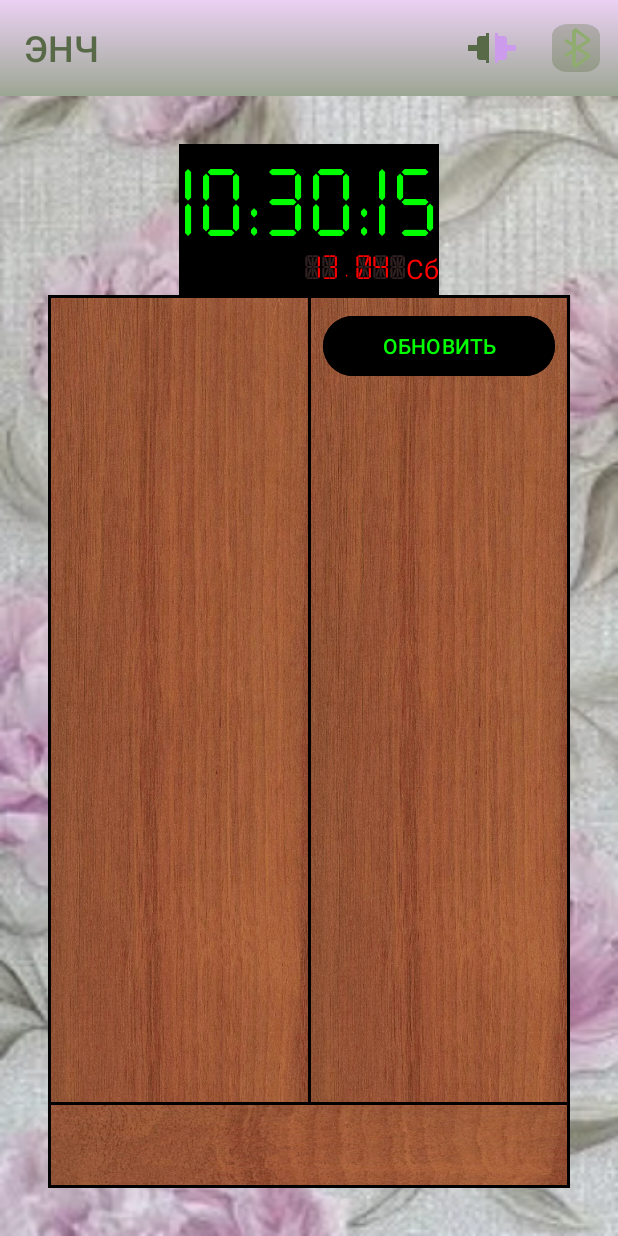
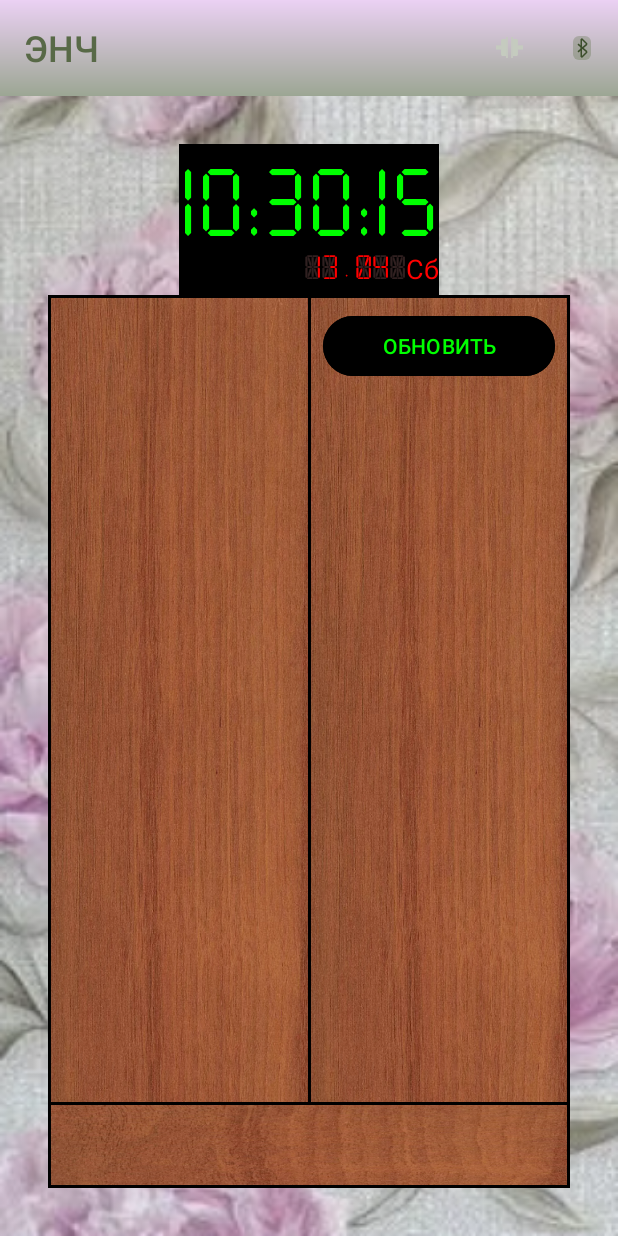
Before and after one commit to profitsw2000/WallWatch, an Android app: the fragment UpdateTimeFragment shown on its own in the app's theme, on a phone screen of 412 x 824 dp. Run offline under Robolectric (Android 15) with nearby library versions, the phone set to English and light mode, and no system bars.

Commit message:
Сделана обработка нажатия кнопки подключиться в меню на главном экране.

```diff
--- a/core/src/main/res/drawable/bt_off.xml
+++ b/core/src/main/res/drawable/bt_off.xml
@@ -1,36 +1,36 @@
 <vector xmlns:android="http://schemas.android.com/apk/res/android"
-    android:width="32dp"
-    android:height="32dp"
+    android:width="12dp"
+    android:height="16dp"
     android:viewportWidth="12"
     android:viewportHeight="16">
-  <path
-      android:strokeWidth="1"
-      android:pathData="M3.329,5.374L9.329,10.624"
-      android:fillColor="#00000000"
-      android:strokeColor="#ABC68F"/>
-  <path
-      android:strokeWidth="1"
-      android:pathData="M9.354,10.604L5.604,14.354"
-      android:fillColor="#00000000"
-      android:strokeColor="#ABC68F"/>
-  <path
-      android:strokeWidth="1"
-      android:pathData="M5.5,14L5.5,2"
-      android:fillColor="#00000000"
-      android:strokeColor="#ABC68F"/>
-  <path
-      android:strokeWidth="1"
-      android:pathData="M5.604,1.646L9.354,5.396"
-      android:fillColor="#00000000"
-      android:strokeColor="#ABC68F"/>
-  <path
-      android:strokeWidth="1"
-      android:pathData="M9.329,5.376L3.329,10.626"
-      android:fillColor="#00000000"
-      android:strokeColor="#ABC68F"/>
   <path
       android:pathData="M4,0L8,0A4,4 0,0 1,12 4L12,12A4,4 0,0 1,8 16L4,16A4,4 0,0 1,0 12L0,4A4,4 0,0 1,4 0z"
       android:strokeAlpha="0.21"
       android:fillColor="#274803"
       android:fillAlpha="0.21"/>
+  <path
+      android:strokeWidth="1"
+      android:pathData="M3.329,5.374L9.329,10.624"
+      android:fillColor="#00000000"
+      android:strokeColor="#3C4E2B"/>
+  <path
+      android:strokeWidth="1"
+      android:pathData="M9.354,10.604L5.604,14.354"
+      android:fillColor="#00000000"
+      android:strokeColor="#3C4E2B"/>
+  <path
+      android:strokeWidth="1"
+      android:pathData="M5.5,14L5.5,2"
+      android:fillColor="#00000000"
+      android:strokeColor="#3C4E2B"/>
+  <path
+      android:strokeWidth="1"
+      android:pathData="M5.604,1.646L9.354,5.396"
+      android:fillColor="#00000000"
+      android:strokeColor="#3C4E2B"/>
+  <path
+      android:strokeWidth="1"
+      android:pathData="M9.329,5.376L3.329,10.626"
+      android:fillColor="#00000000"
+      android:strokeColor="#3C4E2B"/>
 </vector>
--- a/core/src/main/res/drawable/connected.xml
+++ /dev/null
@@ -1,24 +0,0 @@
-<vector xmlns:android="http://schemas.android.com/apk/res/android"
-    android:width="32dp"
-    android:height="20dp"
-    android:viewportWidth="16"
-    android:viewportHeight="10">
-  <path
-      android:pathData="M3.428,2C3.428,1.448 3.876,1 4.428,1H6.857V9H4.428C3.876,9 3.428,8.552 3.428,8V2Z"
-      android:fillColor="#586947"/>
-  <path
-      android:pathData="M6.857,0h1.143v10h-1.143z"
-      android:fillColor="#586947"/>
-  <path
-      android:pathData="M9.143,1H11.571C12.124,1 12.571,1.448 12.571,2V8C12.571,8.552 12.124,9 11.571,9H9.143V1Z"
-      android:fillColor="#CC9BEC"/>
-  <path
-      android:pathData="M8,0h1.143v10h-1.143z"
-      android:fillColor="#CC9BEC"/>
-  <path
-      android:pathData="M0,4h3.429v2h-3.429z"
-      android:fillColor="#586947"/>
-  <path
-      android:pathData="M12.571,4h3.429v2h-3.429z"
-      android:fillColor="#CC9BEC"/>
-</vector>
--- /dev/null
+++ b/core/src/main/res/drawable/icon_connected.xml
@@ -0,0 +1,24 @@
+<vector xmlns:android="http://schemas.android.com/apk/res/android"
+    android:width="18dp"
+    android:height="14dp"
+    android:viewportWidth="18"
+    android:viewportHeight="14">
+  <path
+      android:pathData="M3.857,2.4C3.857,1.848 4.305,1.4 4.857,1.4H7.714V12.6H4.857C4.305,12.6 3.857,12.152 3.857,11.6V2.4Z"
+      android:fillColor="#586947"/>
+  <path
+      android:pathData="M7.714,0h1.286v14h-1.286z"
+      android:fillColor="#586947"/>
+  <path
+      android:pathData="M10.286,1.4H13.143C13.695,1.4 14.143,1.848 14.143,2.4V11.6C14.143,12.152 13.695,12.6 13.143,12.6H10.286V1.4Z"
+      android:fillColor="#CC9BEC"/>
+  <path
+      android:pathData="M9,0h1.286v14h-1.286z"
+      android:fillColor="#CC9BEC"/>
+  <path
+      android:pathData="M0,5.6h3.857v2.8h-3.857z"
+      android:fillColor="#586947"/>
+  <path
+      android:pathData="M14.143,5.6h3.857v2.8h-3.857z"
+      android:fillColor="#CC9BEC"/>
+</vector>
--- /dev/null
+++ b/core/src/main/res/drawable/icon_connecting.xml
@@ -0,0 +1,36 @@
+<vector xmlns:android="http://schemas.android.com/apk/res/android"
+    android:width="18dp"
+    android:height="14dp"
+    android:viewportWidth="18"
+    android:viewportHeight="14">
+  <path
+      android:pathData="M3.375,2.4C3.375,1.848 3.823,1.4 4.375,1.4H6.75V12.6H4.375C3.823,12.6 3.375,12.152 3.375,11.6V2.4Z"
+      android:fillColor="#C5CBBF"/>
+  <path
+      android:pathData="M6.75,0h1.125v14h-1.125z"
+      android:fillColor="#C5CBBF"/>
+  <path
+      android:pathData="M11.25,1.4H13.625C14.177,1.4 14.625,1.848 14.625,2.4V11.6C14.625,12.152 14.177,12.6 13.625,12.6H11.25V1.4Z"
+      android:fillColor="#C5CBBF"/>
+  <path
+      android:pathData="M10.125,0h1.125v14h-1.125z"
+      android:fillColor="#C5CBBF"/>
+  <path
+      android:pathData="M0,5.6h3.375v2.8h-3.375z"
+      android:fillColor="#C5CBBF"/>
+  <path
+      android:pathData="M14.625,5.6h3.375v2.8h-3.375z"
+      android:fillColor="#C5CBBF"/>
+  <path
+      android:pathData="M6.75,4.2h5.625v1.4h-5.625z"
+      android:fillColor="#CC9BEC"/>
+  <path
+      android:pathData="M3.375,4.9L6.75,3.081V6.719L3.375,4.9Z"
+      android:fillColor="#CC9BEC"/>
+  <path
+      android:pathData="M11.25,9.8l-5.625,-0l-0,-1.4l5.625,-0z"
+      android:fillColor="#586947"/>
+  <path
+      android:pathData="M14.625,9.1L11.25,10.919V7.281L14.625,9.1Z"
+      android:fillColor="#586947"/>
+</vector>
--- /dev/null
+++ b/core/src/main/res/drawable/icon_disonnected.xml
@@ -0,0 +1,24 @@
+<vector xmlns:android="http://schemas.android.com/apk/res/android"
+    android:width="18dp"
+    android:height="14dp"
+    android:viewportWidth="18"
+    android:viewportHeight="14">
+  <path
+      android:pathData="M3.375,2.4C3.375,1.848 3.823,1.4 4.375,1.4H6.75V12.6H4.375C3.823,12.6 3.375,12.152 3.375,11.6V2.4Z"
+      android:fillColor="#C5CBBF"/>
+  <path
+      android:pathData="M6.75,0h1.125v14h-1.125z"
+      android:fillColor="#C5CBBF"/>
+  <path
+      android:pathData="M11.25,1.4H13.625C14.177,1.4 14.625,1.848 14.625,2.4V11.6C14.625,12.152 14.177,12.6 13.625,12.6H11.25V1.4Z"
+      android:fillColor="#C5CBBF"/>
+  <path
+      android:pathData="M10.125,0h1.125v14h-1.125z"
+      android:fillColor="#C5CBBF"/>
+  <path
+      android:pathData="M0,5.6h3.375v2.8h-3.375z"
+      android:fillColor="#C5CBBF"/>
+  <path
+      android:pathData="M14.625,5.6h3.375v2.8h-3.375z"
+      android:fillColor="#C5CBBF"/>
+</vector>
--- /dev/null
+++ b/core/src/main/res/drawable/icon_failed.xml
@@ -0,0 +1,31 @@
+<vector xmlns:android="http://schemas.android.com/apk/res/android"
+    android:width="18dp"
+    android:height="14dp"
+    android:viewportWidth="18"
+    android:viewportHeight="14">
+  <path
+      android:pathData="M3.375,2.4C3.375,1.848 3.823,1.4 4.375,1.4H6.75V12.6H4.375C3.823,12.6 3.375,12.152 3.375,11.6V2.4Z"
+      android:fillColor="#C5CBBF"/>
+  <path
+      android:pathData="M6.75,0h1.125v14h-1.125z"
+      android:fillColor="#C5CBBF"/>
+  <path
+      android:pathData="M11.25,1.4H13.625C14.177,1.4 14.625,1.848 14.625,2.4V11.6C14.625,12.152 14.177,12.6 13.625,12.6H11.25V1.4Z"
+      android:fillColor="#C5CBBF"/>
+  <path
+      android:pathData="M10.125,0h1.125v14h-1.125z"
+      android:fillColor="#C5CBBF"/>
+  <path
+      android:pathData="M0,5.6h3.375v2.8h-3.375z"
+      android:fillColor="#C5CBBF"/>
+  <path
+      android:pathData="M14.625,5.6h3.375v2.8h-3.375z"
+      android:fillColor="#C5CBBF"/>
+  <path
+      android:pathData="M9,10C10.657,10 12,8.657 12,7C12,5.343 10.657,4 9,4C7.343,4 6,5.343 6,7C6,8.657 7.343,10 9,10ZM9,9.25C10.243,9.25 11.25,8.243 11.25,7C11.25,5.757 10.243,4.75 9,4.75C7.757,4.75 6.75,5.757 6.75,7C6.75,8.243 7.757,9.25 9,9.25Z"
+      android:fillColor="#FF0000"
+      android:fillType="evenOdd"/>
+  <path
+      android:pathData="M7,8.712l3.712,-3.712l0.53,0.53l-3.712,3.712z"
+      android:fillColor="#FF0000"/>
+</vector>
--- a/core/src/main/res/drawable/unconnected.xml
+++ /dev/null
@@ -1,24 +0,0 @@
-<vector xmlns:android="http://schemas.android.com/apk/res/android"
-    android:width="32dp"
-    android:height="20dp"
-    android:viewportWidth="16"
-    android:viewportHeight="10">
-  <path
-      android:pathData="M3,2C3,1.448 3.448,1 4,1H6V9H4C3.448,9 3,8.552 3,8V2Z"
-      android:fillColor="#586947"/>
-  <path
-      android:pathData="M6,0h1v10h-1z"
-      android:fillColor="#586947"/>
-  <path
-      android:pathData="M10,1H12C12.552,1 13,1.448 13,2V8C13,8.552 12.552,9 12,9H10V1Z"
-      android:fillColor="#CC9BEC"/>
-  <path
-      android:pathData="M9,0h1v10h-1z"
-      android:fillColor="#CC9BEC"/>
-  <path
-      android:pathData="M0,4h3v2h-3z"
-      android:fillColor="#586947"/>
-  <path
-      android:pathData="M13,4h3v2h-3z"
-      android:fillColor="#CC9BEC"/>
-</vector>
--- a/data/src/main/java/ru/profitsw2000/data/data/BluetoothRepositoryImpl.kt
+++ b/data/src/main/java/ru/profitsw2000/data/data/BluetoothRepositoryImpl.kt
@@ -4,31 +4,53 @@ import android.annotation.SuppressLint
 import android.bluetooth.BluetoothAdapter
 import android.bluetooth.BluetoothDevice
 import android.bluetooth.BluetoothManager
+import android.bluetooth.BluetoothSocket
 import android.content.Context
 import android.content.IntentFilter
+import kotlinx.coroutines.CoroutineScope
+import kotlinx.coroutines.Deferred
+import kotlinx.coroutines.Dispatchers
+import kotlinx.coroutines.SupervisorJob
+import kotlinx.coroutines.async
 import kotlinx.coroutines.flow.MutableStateFlow
 import kotlinx.coroutines.flow.StateFlow
 import ru.profitsw2000.core.utils.bluetoothbroadcastreceiver.BluetoothStateBroadcastReceiver
 import ru.profitsw2000.core.utils.bluetoothbroadcastreceiver.OnBluetoothStateListener
 import ru.profitsw2000.data.domain.BluetoothRepository
+import ru.profitsw2000.data.model.BluetoothConnectionStatus
+import java.io.IOException
+import java.util.UUID
 
 class BluetoothRepositoryImpl(
     private val context: Context
 ) : BluetoothRepository, OnBluetoothStateListener {
 
+    private val MY_UUID = UUID.fromString("00001101-0000-1000-8000-00805F9B34FB")
+    private val coroutineScope = CoroutineScope(Dispatchers.Main + SupervisorJob())
+    private lateinit var bluetoothDevice: BluetoothDevice
+    private lateinit var bluetoothSocket: BluetoothSocket
+
     private val bluetoothManager: BluetoothManager by lazy {
         context.getSystemService(BluetoothManager::class.java)
     }
+
     private val bluetoothAdapter: BluetoothAdapter by lazy {
         bluetoothManager.adapter
     }
+
     private val mutableBluetoothEnabledData = MutableStateFlow(false)
     override val bluetoothIsEnabledData: StateFlow<Boolean>
         get() = mutableBluetoothEnabledData
+
     override val bluetoothStateBroadcastReceiver = BluetoothStateBroadcastReceiver(this)
+
     private val bluetoothPairedDevicesMutableStringList = MutableStateFlow<List<String>>(listOf())
     override val bluetoothPairedDevicesStringList: StateFlow<List<String>>
         get() = bluetoothPairedDevicesMutableStringList
+
+    private val bluetoothPairedDevicesMutableList = MutableStateFlow<List<BluetoothDevice>>(listOf())
+    override val bluetoothPairedDevicesList: StateFlow<List<BluetoothDevice>>
+        get() = bluetoothPairedDevicesMutableList
 
     override fun initBluetooth() {
             mutableBluetoothEnabledData.value = bluetoothAdapter.isEnabled
@@ -38,10 +60,46 @@ class BluetoothRepositoryImpl(
     override fun getPairedDevicesStringList() {
         val pairedDevices: Set<BluetoothDevice>? = bluetoothAdapter.bondedDevices
         val pairedDevicesNameList = arrayListOf<String>()
+        val pairedDevicesList = arrayListOf<BluetoothDevice>()
         pairedDevices?.forEach { device ->
             pairedDevicesNameList.add(device.name)
+
         }
         bluetoothPairedDevicesMutableStringList.value = pairedDevicesNameList
+        bluetoothPairedDevicesMutableList.value = pairedDevicesList
+    }
+
+    @SuppressLint("MissingPermission")
+    override suspend fun connectDevice(device: BluetoothDevice): BluetoothConnectionStatus {
+        bluetoothDevice = device
+        bluetoothSocket = bluetoothDevice.createRfcommSocketToServiceRecord(MY_UUID)
+
+        val deferred: Deferred<BluetoothConnectionStatus> = coroutineScope.async {
+            try {
+                bluetoothAdapter.cancelDiscovery()
+                bluetoothSocket.let {
+                    bluetoothSocket.connect()
+                }
+                BluetoothConnectionStatus.Connected
+            } catch (ioException: IOException) {
+                return@async BluetoothConnectionStatus.Failed
+            }
+        }
+        return deferred.await()
+    }
+
+    override suspend fun disconnectDevice(): BluetoothConnectionStatus {
+        val deferred: Deferred<BluetoothConnectionStatus> = coroutineScope.async {
+            try {
+                bluetoothSocket.let {
+                    bluetoothSocket.close()
+                }
+                BluetoothConnectionStatus.Disconnected
+            } catch (ioException: IOException) {
+                return@async BluetoothConnectionStatus.Connected
+            }
+        }
+        return deferred.await()
     }
 
     override fun onBluetoothStateChanged(bluetoothIsEnabled: Boolean) {
--- a/data/src/main/java/ru/profitsw2000/data/domain/BluetoothRepository.kt
+++ b/data/src/main/java/ru/profitsw2000/data/domain/BluetoothRepository.kt
@@ -1,7 +1,9 @@
 package ru.profitsw2000.data.domain
 
+import android.bluetooth.BluetoothDevice
 import kotlinx.coroutines.flow.StateFlow
 import ru.profitsw2000.core.utils.bluetoothbroadcastreceiver.BluetoothStateBroadcastReceiver
+import ru.profitsw2000.data.model.BluetoothConnectionStatus
 import ru.profitsw2000.data.model.BluetoothState
 
 interface BluetoothRepository {
@@ -9,10 +11,15 @@ interface BluetoothRepository {
     val bluetoothIsEnabledData: StateFlow<Boolean>
     val bluetoothStateBroadcastReceiver: BluetoothStateBroadcastReceiver
     val bluetoothPairedDevicesStringList: StateFlow<List<String>>
+    val bluetoothPairedDevicesList: StateFlow<List<BluetoothDevice>>
 
     fun initBluetooth()
 
     fun getPairedDevicesStringList()
+
+    suspend fun connectDevice(device: BluetoothDevice): BluetoothConnectionStatus
+
+    suspend fun disconnectDevice(): BluetoothConnectionStatus
 
     fun registerReceiver()
 
--- a/updateScreen/src/main/java/ru/profitsw2000/updatescreen/presentation/view/BluetoothPairedDevicesListFragment.kt
+++ b/updateScreen/src/main/java/ru/profitsw2000/updatescreen/presentation/view/BluetoothPairedDevicesListFragment.kt
@@ -6,6 +6,8 @@ import android.view.View
 import android.view.ViewGroup
 import android.widget.Toast
 import androidx.coordinatorlayout.widget.CoordinatorLayout
+import androidx.core.os.bundleOf
+import androidx.fragment.app.setFragmentResult
 import androidx.lifecycle.Observer
 import androidx.recyclerview.widget.LinearLayoutManager
 import com.google.android.material.bottomsheet.BottomSheetBehavior
@@ -24,7 +26,10 @@ class BluetoothPairedDevicesListFragment : BottomSheetDialogFragment() {
         BluetoothDevicesListAdapter(
             onDeviceNameClickListener = object : OnDeviceNameClickListener{
                 override fun onClick(index: Int) {
-                    Toast.makeText(requireActivity(), "Device number $index selected", Toast.LENGTH_SHORT).show()
+                    setFragmentResult(REQUEST_KEY,
+                        bundleOf(RESULT_EXTRA_KEY to index)
+                    )
+                    //Toast.makeText(requireActivity(), "Device number $index selected", Toast.LENGTH_SHORT).show()
                     this@BluetoothPairedDevicesListFragment.dismiss()
                 }
             }
@@ -64,7 +69,7 @@ class BluetoothPairedDevicesListFragment : BottomSheetDialogFragment() {
 
     private fun observeData() {
         val observer = Observer<List<String>> { adapter.setData(it) }
-        updateTimeViewModel.pairedDevicesList.observe(viewLifecycleOwner, observer)
+        updateTimeViewModel.pairedDevicesStringList.observe(viewLifecycleOwner, observer)
     }
 
     override fun onDestroyView() {
@@ -73,6 +78,9 @@ class BluetoothPairedDevicesListFragment : BottomSheetDialogFragment() {
     }
 
     companion object {
+        const val REQUEST_KEY = "device_key"
+        const val RESULT_EXTRA_KEY = "extra_key"
+
         @JvmStatic
         fun newInstance() = BluetoothPairedDevicesListFragment()
     }
--- a/updateScreen/src/main/java/ru/profitsw2000/updatescreen/presentation/view/UpdateTimeFragment.kt
+++ b/updateScreen/src/main/java/ru/profitsw2000/updatescreen/presentation/view/UpdateTimeFragment.kt
@@ -23,12 +23,14 @@ import androidx.activity.result.contract.ActivityResultContracts
 import androidx.annotation.RequiresApi
 import androidx.core.content.ContextCompat
 import androidx.fragment.app.Fragment
+import androidx.fragment.app.setFragmentResultListener
 import androidx.lifecycle.Observer
 import com.google.android.material.dialog.MaterialAlertDialogBuilder
 import org.koin.android.ext.android.inject
 import org.koin.androidx.viewmodel.ext.android.viewModel
 import ru.profitsw2000.core.utils.bluetoothbroadcastreceiver.BluetoothStateBroadcastReceiver
 import ru.profitsw2000.core.utils.bluetoothbroadcastreceiver.OnBluetoothStateListener
+import ru.profitsw2000.data.model.BluetoothConnectionStatus
 import ru.profitsw2000.data.model.BluetoothState
 import ru.profitsw2000.updatescreen.R
 import ru.profitsw2000.updatescreen.databinding.FragmentUpdateTimeBinding
@@ -39,7 +41,6 @@ class UpdateTimeFragment : Fragment() {
     private var _binding: FragmentUpdateTimeBinding? = null
     private val binding get() = _binding!!
     private val updateTimeViewModel: UpdateTimeViewModel by viewModel()
-    private var isConnected = false
     private var bluetoothIsEnabled = false
     private val requestCodeForEnable = 1
     private val requestPermissionLauncher = registerForActivityResult(
@@ -54,6 +55,10 @@ class UpdateTimeFragment : Fragment() {
 
     override fun onCreate(savedInstanceState: Bundle?) {
         super.onCreate(savedInstanceState)
+        setFragmentResultListener(BluetoothPairedDevicesListFragment.REQUEST_KEY) { _, bundle ->
+            val selectedDeviceIndex = bundle.getInt(BluetoothPairedDevicesListFragment.RESULT_EXTRA_KEY)
+            updateTimeViewModel.connectSelectedDevice(selectedDeviceIndex)
+        }
         updateTimeViewModel.initBluetooth(bluetoothPermissionIsGranted())
         lifecycle.addObserver(updateTimeViewModel)
         setHasOptionsMenu(true)
@@ -81,7 +86,7 @@ class UpdateTimeFragment : Fragment() {
     override fun onOptionsItemSelected(item: MenuItem): Boolean {
         return when (item.itemId) {
             R.id.connect -> {
-                startBottomSheetDialog()
+                updateTimeViewModel.deviceConnection()
                 true
             }
             R.id.bluetooth -> {
@@ -100,16 +105,14 @@ class UpdateTimeFragment : Fragment() {
         else
             menu.findItem(R.id.bluetooth).setIcon(ru.profitsw2000.core.R.drawable.bt_off)
 
-        if (isConnected)
-            menu.findItem(R.id.connect).setIcon(ru.profitsw2000.core.R.drawable.connected)
-        else
-            menu.findItem(R.id.connect).setIcon(ru.profitsw2000.core.R.drawable.unconnected)
+        menu.findItem(R.id.connect).setIcon(getResourceId(updateTimeViewModel.bluetoothConnectionStatus.value))
     }
 
     private fun observeData() {
         observeDateData()
         observeTimeData()
         observeBluetoothStateData()
+        observeBluetoothConnectionStatus()
     }
 
     private fun observeDateData() {
@@ -138,6 +141,44 @@ class UpdateTimeFragment : Fragment() {
     private fun renderBluetoothStateData(isEnabled: Boolean) {
         bluetoothIsEnabled = isEnabled
         requireActivity().invalidateOptionsMenu()
+    }
+
+    private fun observeBluetoothConnectionStatus() {
+        val observer = Observer<BluetoothConnectionStatus> { renderBluetoothConnectionStatusData(it) }
+        updateTimeViewModel.bluetoothConnectionStatus.observe(viewLifecycleOwner, observer)
+    }
+
+    private fun renderBluetoothConnectionStatusData(bluetoothConnectionStatus: BluetoothConnectionStatus) {
+        when(bluetoothConnectionStatus) {
+            BluetoothConnectionStatus.Connected -> setButtonState(true)
+            BluetoothConnectionStatus.Connecting -> setButtonState(false)
+            BluetoothConnectionStatus.DeviceSelection -> startBottomSheetDialog()
+            BluetoothConnectionStatus.Disconnected -> setButtonState(false)
+            BluetoothConnectionStatus.Failed -> setButtonState(false)
+        }
+        requireActivity().invalidateOptionsMenu()
+    }
+
+    private fun startBottomSheetDialog() {
+        val bluetoothPairedDevicesListFragment = BluetoothPairedDevicesListFragment()
+
+        setButtonState(false)
+        bluetoothPairedDevicesListFragment.show(childFragmentManager, "devices list")
+    }
+
+    private fun setButtonState(isEnabled: Boolean) = with(binding) {
+        updateTimeButton.isEnabled = isEnabled
+    }
+
+    private fun getResourceId(bluetoothConnectionStatus: BluetoothConnectionStatus?): Int {
+        return when(bluetoothConnectionStatus){
+            BluetoothConnectionStatus.Connected -> ru.profitsw2000.core.R.drawable.icon_connected
+            BluetoothConnectionStatus.Connecting -> ru.profitsw2000.core.R.drawable.icon_connecting
+            BluetoothConnectionStatus.DeviceSelection -> ru.profitsw2000.core.R.drawable.icon_connecting
+            BluetoothConnectionStatus.Disconnected -> ru.profitsw2000.core.R.drawable.icon_disonnected
+            BluetoothConnectionStatus.Failed -> ru.profitsw2000.core.R.drawable.icon_failed
+            else -> ru.profitsw2000.core.R.drawable.icon_disonnected
+        }
     }
 
     private fun bluetoothOperation() {
@@ -218,11 +259,6 @@ class UpdateTimeFragment : Fragment() {
         } else true
     }
 
-    private fun startBottomSheetDialog() {
-        val bluetoothPairedDevicesListFragment = BluetoothPairedDevicesListFragment()
-        bluetoothPairedDevicesListFragment.show(childFragmentManager, "devices list")
-    }
-
     override fun onDestroy() {
         super.onDestroy()
         _binding = null
--- a/updateScreen/src/main/java/ru/profitsw2000/updatescreen/presentation/viewmodel/UpdateTimeViewModel.kt
+++ b/updateScreen/src/main/java/ru/profitsw2000/updatescreen/presentation/viewmodel/UpdateTimeViewModel.kt
@@ -1,14 +1,22 @@
 package ru.profitsw2000.updatescreen.presentation.viewmodel
 
+import android.bluetooth.BluetoothDevice
 import android.os.Build
 import android.os.Build.VERSION
 import androidx.lifecycle.DefaultLifecycleObserver
 import androidx.lifecycle.LifecycleOwner
 import androidx.lifecycle.LiveData
+import androidx.lifecycle.MutableLiveData
 import androidx.lifecycle.ViewModel
 import androidx.lifecycle.asLiveData
+import kotlinx.coroutines.CoroutineScope
+import kotlinx.coroutines.Dispatchers
+import kotlinx.coroutines.SupervisorJob
+import kotlinx.coroutines.flow.MutableStateFlow
+import kotlinx.coroutines.launch
 import ru.profitsw2000.data.domain.BluetoothRepository
 import ru.profitsw2000.data.domain.DateTimeRepository
+import ru.profitsw2000.data.model.BluetoothConnectionStatus
 import ru.profitsw2000.data.model.BluetoothState
 
 class UpdateTimeViewModel(
@@ -16,10 +24,14 @@ class UpdateTimeViewModel(
     private val bluetoothRepository: BluetoothRepository
 ) : ViewModel(), DefaultLifecycleObserver {
 
+    private val coroutineScope = CoroutineScope(Dispatchers.Main + SupervisorJob())
     val dateLiveData: LiveData<String> = dateTimeRepository.dateDataString.asLiveData()
     val timeLiveData: LiveData<String> = dateTimeRepository.timeDataString.asLiveData()
     val bluetoothIsEnabledData: LiveData<Boolean> = bluetoothRepository.bluetoothIsEnabledData.asLiveData()
-    val pairedDevicesList: LiveData<List<String>> = bluetoothRepository.bluetoothPairedDevicesStringList.asLiveData()
+    val pairedDevicesStringList: LiveData<List<String>> = bluetoothRepository.bluetoothPairedDevicesStringList.asLiveData()
+    private val pairedDevicesList: LiveData<List<BluetoothDevice>> = bluetoothRepository.bluetoothPairedDevicesList.asLiveData()
+    private var _bluetoothConnectionStatus: MutableLiveData<BluetoothConnectionStatus> = MutableLiveData(BluetoothConnectionStatus.Disconnected)
+    val bluetoothConnectionStatus by this::_bluetoothConnectionStatus
 
     override fun onStart(owner: LifecycleOwner) {
         super.onStart(owner)
@@ -34,6 +46,31 @@ class UpdateTimeViewModel(
         if (VERSION.SDK_INT <= Build.VERSION_CODES.S) bluetoothRepository.disableBluetooth()
     }
 
+    fun deviceConnection() {
+        if (bluetoothIsEnabledData.value == true) {
+            when(bluetoothConnectionStatus.value) {
+                BluetoothConnectionStatus.Disconnected -> bluetoothConnectionStatus.value = BluetoothConnectionStatus.DeviceSelection
+                BluetoothConnectionStatus.Connected -> disconnectDevice()
+                BluetoothConnectionStatus.Failed -> bluetoothConnectionStatus.value = BluetoothConnectionStatus.Failed
+                else -> {}
+            }
+        }
+    }
+
+    fun connectSelectedDevice(deviceIndex: Int) {
+        coroutineScope.launch {
+            pairedDevicesList.value?.let {
+                _bluetoothConnectionStatus.value = bluetoothRepository.connectDevice(it.get(deviceIndex))
+            }
+        }
+    }
+
+    private fun disconnectDevice() {
+        coroutineScope.launch {
+            bluetoothRepository.disconnectDevice()
+        }
+    }
+
     fun getPairedDevicesStringList() {
         if (bluetoothIsEnabledData.value == true) {
             bluetoothRepository.getPairedDevicesStringList()
--- a/updateScreen/src/main/res/layout/fragment_update_time.xml
+++ b/updateScreen/src/main/res/layout/fragment_update_time.xml
@@ -87,6 +87,7 @@
                 android:backgroundTint="@color/black"
                 android:textColor="@color/green"
                 android:text="@string/update_button_text"
+                android:enabled="false"
                 app:layout_constraintTop_toTopOf="parent"
                 app:layout_constraintStart_toStartOf="parent"
                 app:layout_constraintEnd_toEndOf="parent"/>
```
Also changed, not shown: core/src/main/res/raw/bt_off.svg, core/src/main/res/raw/connected.svg (deleted), core/src/main/res/raw/icon_connected.svg (added), core/src/main/res/raw/icon_connecting.svg (added), core/src/main/res/raw/icon_disonnected.svg (added), core/src/main/res/raw/icon_failed.svg (added), core/src/main/res/raw/unconnected.svg (deleted).
